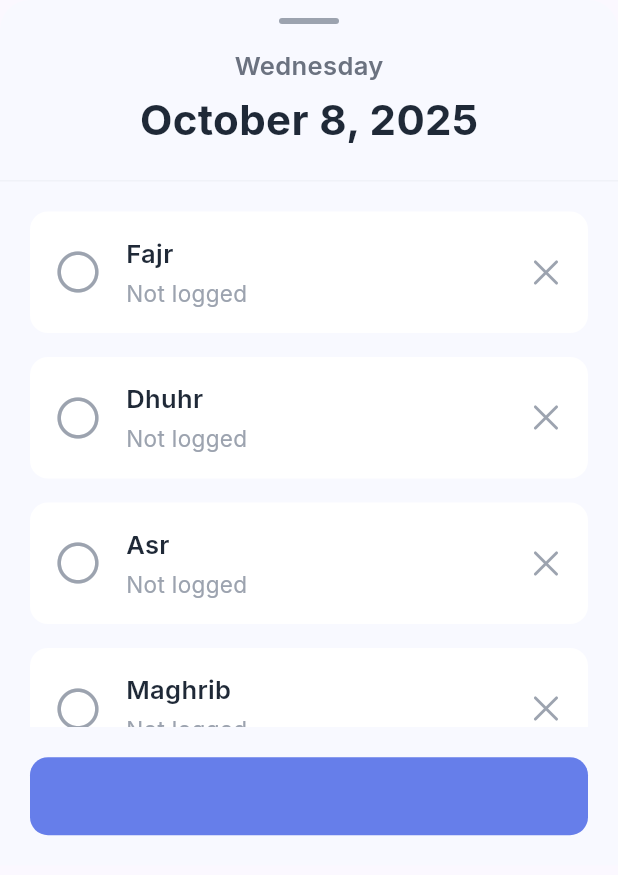
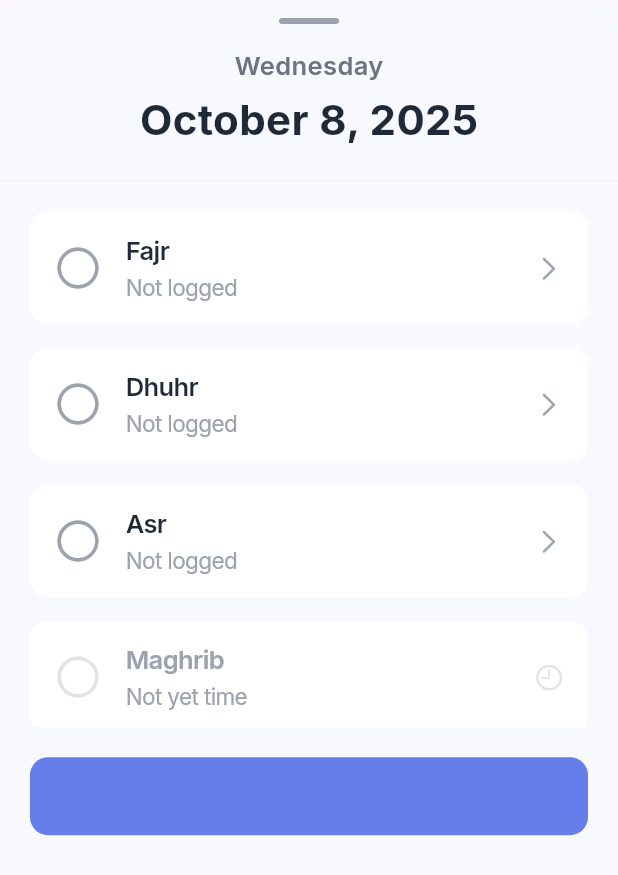
Before and after one commit to muhammedzinwan/salah_tracker, a Flutter app: the DayDetailModal widget shown alone on an empty page, opened directly with empty values, on a phone screen of 412 x 824 dp. Shown: the top 875 px of the screen. Run offline on Flutter 3.47's test engine with Material 3 defaults, Android fonts, the phone set to English and light mode, and no system bars; our stand-ins replace adhan, fl_chart, flutter_local_notifications, flutter_riverpod, hive, hive_flutter and 3 more; accounts and stored records are empty; statements that could not run were skipped.

Commit message:
fixed future proofing the calender events also added interaction model to calendar dates

```diff
--- a/lib/features/calendar/providers/calendar_providers.dart
+++ b/lib/features/calendar/providers/calendar_providers.dart
@@ -1,6 +1,8 @@
+import 'dart:async';
 import 'package:flutter_riverpod/flutter_riverpod.dart';
 import '../../../core/providers/app_providers.dart';
 import '../../prayers/models/prayer_log.dart';
+import '../../prayers/models/prayer.dart';
 
 // Selected date provider
 final selectedDateProvider = StateProvider<DateTime>((ref) => DateTime.now());
@@ -8,21 +10,81 @@ final selectedDateProvider = StateProvider<DateTime>((ref) => DateTime.now());
 // Selected month provider
 final selectedMonthProvider = StateProvider<DateTime>((ref) => DateTime.now());
 
-// Logs for selected month provider
-final monthLogsProvider = Provider<List<PrayerLog>>((ref) {
+// Logs for selected month provider - Now reactive to Hive changes
+final monthLogsProvider = StreamProvider<List<PrayerLog>>((ref) {
+  final box = ref.watch(prayerLogsBoxProvider);
+  final repository = ref.watch(prayerRepositoryProvider);
   final selectedMonth = ref.watch(selectedMonthProvider);
+
+  // Create a stream that emits whenever the Hive box changes
+  final controller = StreamController<List<PrayerLog>>();
+
+  // Initial value
+  controller.add(
+    repository.getLogsForMonth(
+      selectedMonth.year,
+      selectedMonth.month,
+    ),
+  );
+
+  // Listen to box changes
+  final subscription = box.watch().listen((_) {
+    final currentMonth = ref.read(selectedMonthProvider);
+    controller.add(
+      repository.getLogsForMonth(
+        currentMonth.year,
+        currentMonth.month,
+      ),
+    );
+  });
+
+  // Cleanup when provider is disposed
+  ref.onDispose(() {
+    subscription.cancel();
+    controller.close();
+  });
+
+  return controller.stream;
+});
+
+// Logs for selected date provider - Now reactive to Hive changes
+final selectedDateLogsProvider = StreamProvider<Map<Prayer, dynamic>>((ref) {
+  final box = ref.watch(prayerLogsBoxProvider);
   final repository = ref.watch(prayerRepositoryProvider);
+  final selectedDate = ref.watch(selectedDateProvider);
 
-  return repository.getLogsForMonth(
-    selectedMonth.year,
-    selectedMonth.month,
+  // Create a stream that emits whenever the Hive box changes
+  final controller = StreamController<Map<Prayer, dynamic>>();
+
+  // Initial value
+  controller.add(repository.getLogsForDate(selectedDate));
+
+  // Listen to box changes
+  final subscription = box.watch().listen((_) {
+    final currentDate = ref.read(selectedDateProvider);
+    controller.add(repository.getLogsForDate(currentDate));
+  });
+
+  // Cleanup when provider is disposed
+  ref.onDispose(() {
+    subscription.cancel();
+    controller.close();
+  });
+
+  return controller.stream;
+});
+
+// Prayer times for selected date provider
+final selectedDatePrayerTimesProvider = FutureProvider<Map<Prayer, DateTime>>((ref) async {
+  final selectedDate = ref.watch(selectedDateProvider);
+  final locationService = ref.watch(locationServiceProvider);
+  final prayerTimeService = ref.watch(prayerTimeServiceProvider);
+
+  final location = locationService.getSavedOrDefaultLocation();
+
+  return await prayerTimeService.calculatePrayerTimes(
+    latitude: location.latitude,
+    longitude: location.longitude,
+    date: selectedDate,
   );
 });
-
-// Logs for selected date provider
-final selectedDateLogsProvider = Provider<Map<dynamic, dynamic>>((ref) {
-  final selectedDate = ref.watch(selectedDateProvider);
-  final repository = ref.watch(prayerRepositoryProvider);
-
-  return repository.getLogsForDate(selectedDate);
-});
--- a/lib/features/calendar/widgets/day_detail_modal.dart
+++ b/lib/features/calendar/widgets/day_detail_modal.dart
@@ -4,9 +4,10 @@ import 'package:flutter_riverpod/flutter_riverpod.dart';
 import '../../../core/theme/app_theme.dart';
 import '../../../core/constants/colors.dart';
 import '../../../core/utils/date_utils.dart';
-import '../../../core/providers/app_providers.dart';
+import '../providers/calendar_providers.dart';
 import '../../prayers/models/prayer.dart';
 import '../../prayers/models/prayer_status.dart';
+import 'prayer_log_modal.dart';
 
 class DayDetailModal extends ConsumerWidget {
   final DateTime date;
@@ -18,8 +19,8 @@ class DayDetailModal extends ConsumerWidget {
 
   @override
   Widget build(BuildContext context, WidgetRef ref) {
-    final repository = ref.watch(prayerRepositoryProvider);
-    final logs = repository.getLogsForDate(date);
+    final logsAsync = ref.watch(selectedDateLogsProvider);
+    final prayerTimesAsync = ref.watch(selectedDatePrayerTimesProvider);
 
     return Container(
       height: MediaQuery.of(context).size.height * 0.7,
@@ -65,13 +66,17 @@ class DayDetailModal extends ConsumerWidget {
             const Divider(height: 1, color: AppColors.tertiaryBackground),
             // Prayers list
             Expanded(
-              child: ListView(
+              child: logsAsync.when(
+                data: (logs) => prayerTimesAsync.when(
+                  data: (prayerTimes) => ListView(
                     padding: const EdgeInsets.all(20),
                     children: [
                       for (final prayer in Prayer.values) ...[
                         _PrayerDetailRow(
                           prayer: prayer,
                           log: logs[prayer],
+                          date: date,
+                          scheduledTime: prayerTimes[prayer] ?? DateTime.now(),
                         ),
                         if (prayer != Prayer.values.last)
                           const SizedBox(height: 16),
@@ -79,6 +84,30 @@ class DayDetailModal extends ConsumerWidget {
                       const SizedBox(height: 20),
                       _buildSummary(logs),
                     ],
+                  ),
+                  loading: () => const Center(
+                    child: CupertinoActivityIndicator(),
+                  ),
+                  error: (error, stack) => Center(
+                    child: Text(
+                      'Error loading prayer times',
+                      style: AppTheme.subhead.copyWith(
+                        color: AppColors.error,
+                      ),
+                    ),
+                  ),
+                ),
+                loading: () => const Center(
+                  child: CupertinoActivityIndicator(),
+                ),
+                error: (error, stack) => Center(
+                  child: Text(
+                    'Error loading prayer logs',
+                    style: AppTheme.subhead.copyWith(
+                      color: AppColors.error,
+                    ),
+                  ),
+                ),
               ),
             ),
             // Close button
@@ -135,10 +164,14 @@ class DayDetailModal extends ConsumerWidget {
 class _PrayerDetailRow extends StatelessWidget {
   final Prayer prayer;
   final dynamic log;
+  final DateTime date;
+  final DateTime scheduledTime;
 
   const _PrayerDetailRow({
     required this.prayer,
     required this.log,
+    required this.date,
+    required this.scheduledTime,
   });
 
   @override
@@ -146,7 +179,25 @@ class _PrayerDetailRow extends StatelessWidget {
     final isLogged = log != null;
     final status = isLogged ? log.status : null;
 
-    return Container(
+    // Only allow marking if prayer time has passed
+    final now = DateTime.now();
+    final hasPassed = scheduledTime.isBefore(now);
+    final canMark = hasPassed;
+
+    return CupertinoButton(
+      padding: EdgeInsets.zero,
+      onPressed: canMark ? () {
+        showCupertinoModalPopup(
+          context: context,
+          builder: (context) => PrayerLogModal(
+            prayer: prayer,
+            date: date,
+            scheduledTime: scheduledTime,
+            existingStatus: status,
+          ),
+        );
+      } : null,
+      child: Container(
         padding: const EdgeInsets.all(16),
         decoration: BoxDecoration(
           color: AppColors.secondaryBackground,
@@ -158,11 +209,11 @@ class _PrayerDetailRow extends StatelessWidget {
         child: Row(
           children: [
             Icon(
-            isLogged
-                ? CupertinoIcons.checkmark_circle_fill
-                : CupertinoIcons.circle,
+              _getStatusIcon(isLogged, status),
               size: 32,
-            color: isLogged ? status.color : AppColors.textTertiary,
+              color: isLogged
+                ? status.color
+                : (canMark ? AppColors.textTertiary : AppColors.textTertiary.withOpacity(0.3)),
             ),
             const SizedBox(width: 16),
             Expanded(
@@ -171,7 +222,9 @@ class _PrayerDetailRow extends StatelessWidget {
                 children: [
                   Text(
                     prayer.displayName,
-                  style: AppTheme.headline,
+                    style: AppTheme.headline.copyWith(
+                      color: canMark ? AppColors.textPrimary : AppColors.textTertiary,
+                    ),
                   ),
                   if (isLogged) ...[
                     const SizedBox(height: 4),
@@ -185,7 +238,7 @@ class _PrayerDetailRow extends StatelessWidget {
                   ] else ...[
                     const SizedBox(height: 4),
                     Text(
-                    'Not logged',
+                      canMark ? 'Not logged' : 'Not yet time',
                       style: AppTheme.subhead.copyWith(
                         color: AppColors.textTertiary,
                       ),
@@ -200,14 +253,35 @@ class _PrayerDetailRow extends StatelessWidget {
                 color: status.color,
                 size: 24,
               )
+            else if (canMark)
+              const Icon(
+                CupertinoIcons.chevron_right,
+                color: AppColors.textTertiary,
+                size: 20,
+              )
             else
-            const Icon(
-              CupertinoIcons.xmark,
-              color: AppColors.textTertiary,
-              size: 24,
+              Icon(
+                CupertinoIcons.clock,
+                color: AppColors.textTertiary.withOpacity(0.3),
+                size: 20,
               ),
           ],
         ),
+      ),
     );
   }
+
+  IconData _getStatusIcon(bool isLogged, PrayerStatus? status) {
+    if (isLogged && status != null) {
+      switch (status) {
+        case PrayerStatus.missed:
+          return CupertinoIcons.exclamationmark_triangle_fill;
+        case PrayerStatus.qalah:
+          return CupertinoIcons.clock_fill;
+        default:
+          return CupertinoIcons.checkmark_circle_fill;
       }
+    }
+    return CupertinoIcons.circle;
+  }
+}
```
Also changed, not shown: lib/features/calendar/widgets/calendar_grid.dart (+37 -3 lines), lib/features/calendar/widgets/prayer_log_modal.dart (added, +218 -0 lines), 2 other files. Lines whose indentation alone changed are shown as unchanged.
